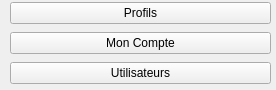
Above: FrameworkQT/src/main/c++/fr/univtours/polytech/FrameworkQT/view/homebuttons.ui from ChakSem/TPs-Plateformes-C- before the change. Below: the same form after it.
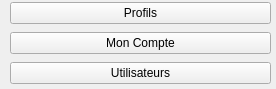
That is the form after the change.

The edit to the form file:
```diff
--- a/FrameworkQT/src/main/c++/fr/univtours/polytech/FrameworkQT/view/homebuttons.ui
+++ b/FrameworkQT/src/main/c++/fr/univtours/polytech/FrameworkQT/view/homebuttons.ui
@@ -7,7 +7,7 @@
     <x>0</x>
     <y>0</y>
     <width>276</width>
-    <height>90</height>
+    <height>89</height>
    </rect>
   </property>
   <property name="windowTitle">
```
Left out of the diff: 8 changed lines with no effect on the pictures.
